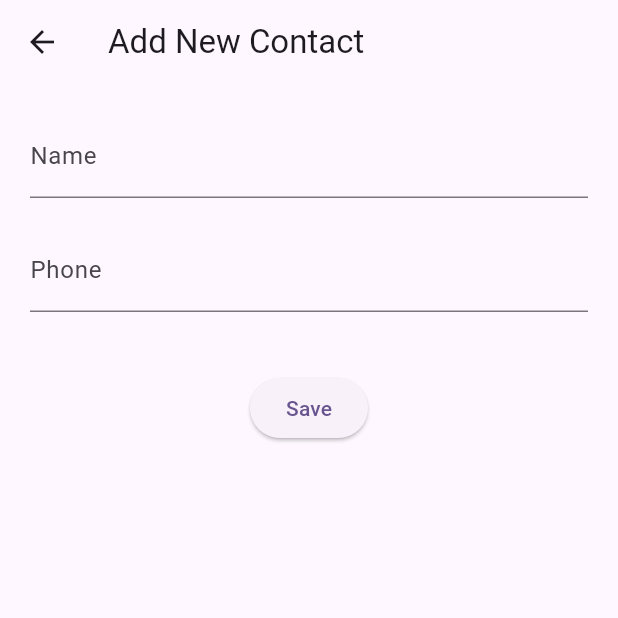
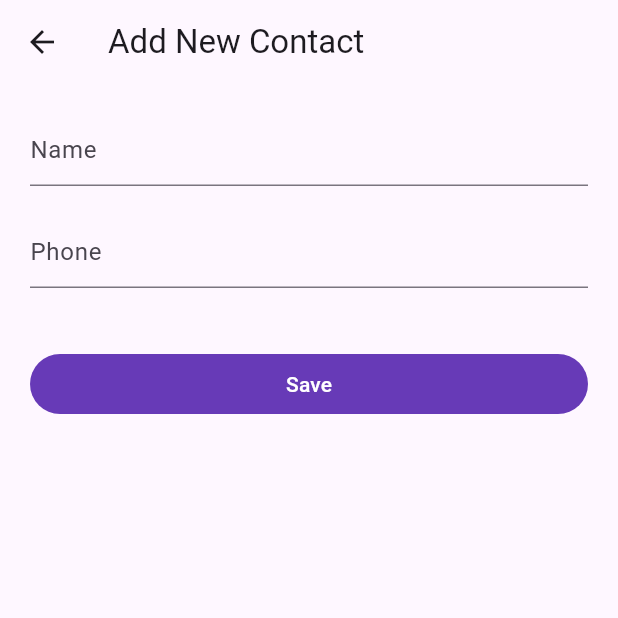
Before and after one commit to nsaqib1/flutter-contact-app, a Flutter app: the screen it shows after launch, after a tap on the "add" icon, on a phone screen of 412 x 824 dp, the top half of it. Run offline on Flutter 3.47's test engine with Material 3 defaults, Android fonts, the light colour scheme and no system bars; our stand-ins replace flutter_slidable, shared_preferences.

Commit message:
refactor, minor ui change

```diff
--- /dev/null
+++ b/lib/app.dart
@@ -0,0 +1,39 @@
+import 'package:flutter/material.dart';
+import 'package:provider/provider.dart';
+
+import 'providers/contacts_provider.dart';
+import 'screens/home_screen.dart';
+
+class ContactApp extends StatelessWidget {
+  const ContactApp({super.key});
+
+  @override
+  Widget build(BuildContext context) {
+    return MultiProvider(
+      providers: [
+        ChangeNotifierProvider(
+          create: (context) => ContactsProvider(),
+        ),
+      ],
+      child: MaterialApp(
+        title: 'Contacts',
+        debugShowCheckedModeBanner: false,
+        theme: ThemeData(
+          colorScheme: ColorScheme.fromSeed(seedColor: Colors.deepPurple),
+          useMaterial3: true,
+          inputDecorationTheme: const InputDecorationTheme(
+            isDense: true,
+          ),
+          elevatedButtonTheme: ElevatedButtonThemeData(
+            style: ElevatedButton.styleFrom(
+              elevation: 0,
+              backgroundColor: Colors.deepPurple,
+              foregroundColor: Colors.white,
+            ),
+          ),
+        ),
+        home: const HomeScreen(),
+      ),
+    );
+  }
+}
--- a/lib/main.dart
+++ b/lib/main.dart
@@ -1,33 +1,7 @@
 import 'package:flutter/material.dart';
-import 'package:flutter_contact_app/notifiers/contacts_notifier.dart';
-import 'package:provider/provider.dart';
-import 'pages/home_pages.dart';
+
+import 'app.dart';
 
 void main() {
-  runApp(const MyApp());
+  runApp(const ContactApp());
 }
-
-class MyApp extends StatelessWidget {
-  const MyApp({super.key});
-
-  // This widget is the root of your application.
-  @override
-  Widget build(BuildContext context) {
-    return MultiProvider(
-      providers: [
-        ChangeNotifierProvider(
-          create: (context) => ContactsNotifier(),
-        ),
-      ],
-      child: MaterialApp(
-        title: 'Contacts',
-        debugShowCheckedModeBanner: false,
-        theme: ThemeData(
-          colorScheme: ColorScheme.fromSeed(seedColor: Colors.deepPurple),
-          useMaterial3: true,
-        ),
-        home: const HomePage(),
-      ),
-    );
-  }
-}
--- a/lib/notifiers/contacts_notifier.dart
+++ b/lib/providers/contacts_provider.dart
@@ -4,7 +4,7 @@ import 'package:flutter/material.dart';
 import 'package:flutter_contact_app/models/contact_model.dart';
 import 'package:shared_preferences/shared_preferences.dart';
 
-class ContactsNotifier extends ChangeNotifier {
+class ContactsProvider extends ChangeNotifier {
   List<ContactModel> contacts = [];
 
   Future<void> loadContacts() async {
--- a/lib/pages/edit_contact.dart
+++ b/lib/screens/add_contact.dart
@@ -1,22 +1,16 @@
 import 'package:flutter/material.dart';
+import 'package:flutter_contact_app/models/contact_model.dart';
+import 'package:flutter_contact_app/providers/contacts_provider.dart';
 import 'package:provider/provider.dart';
 
-import '../models/contact_model.dart';
-import '../notifiers/contacts_notifier.dart';
-
-class EditContact extends StatefulWidget {
-  const EditContact({
-    super.key,
-    required this.contact,
-  });
-
-  final ContactModel contact;
+class AddContact extends StatefulWidget {
+  const AddContact({super.key});
 
   @override
-  State<EditContact> createState() => _EditContactState();
+  State<AddContact> createState() => _AddContactState();
 }
 
-class _EditContactState extends State<EditContact> {
+class _AddContactState extends State<AddContact> {
   final _nameController = TextEditingController();
   final _phoneController = TextEditingController();
   final _formKey = GlobalKey<FormState>();
@@ -25,13 +19,11 @@ class _EditContactState extends State<EditContact> {
     if (!_formKey.currentState!.validate()) {
       return;
     }
-
     final newContact = ContactModel(
-      uid: widget.contact.id,
       name: _nameController.text,
       phone: _phoneController.text,
     );
-    context.read<ContactsNotifier>().editContact(newContact);
+    context.read<ContactsProvider>().addContact(newContact);
     FocusScope.of(context).unfocus();
 
     Navigator.pop(context);
@@ -42,13 +34,6 @@ class _EditContactState extends State<EditContact> {
       return 'Field cannot be empty!';
     }
     return null;
-  }
-
-  @override
-  void initState() {
-    _nameController.value = TextEditingValue(text: widget.contact.name);
-    _phoneController.value = TextEditingValue(text: widget.contact.phone);
-    super.initState();
   }
 
   @override
@@ -65,7 +50,7 @@ class _EditContactState extends State<EditContact> {
       onTap: () => FocusScope.of(context).unfocus(),
       child: Scaffold(
         appBar: AppBar(
-          title: const Text('Edit This Contact'),
+          title: const Text('Add New Contact'),
         ),
         body: Padding(
           padding: const EdgeInsets.all(20),
@@ -91,9 +76,12 @@ class _EditContactState extends State<EditContact> {
                   ),
                 ),
                 const SizedBox(height: 40),
-                ElevatedButton(
-                  onPressed: () => _onSave(context),
-                  child: const Text('Save'),
+                SizedBox(
+                  width: double.infinity,
+                  child: ElevatedButton(
+                    onPressed: () => _onSave(context),
+                    child: const Text('Save'),
+                  ),
                 ),
               ],
             ),
--- a/lib/pages/home_pages.dart
+++ b/lib/screens/home_screen.dart
@@ -1,18 +1,18 @@
 import 'package:flutter/cupertino.dart';
 import 'package:flutter/material.dart';
-import 'package:flutter_contact_app/notifiers/contacts_notifier.dart';
-import 'package:flutter_contact_app/pages/add_contact.dart';
+import 'package:flutter_contact_app/providers/contacts_provider.dart';
+import 'package:flutter_contact_app/screens/add_contact.dart';
 import 'package:provider/provider.dart';
 
 import '../widgets/contact_item.dart';
 
-class HomePage extends StatelessWidget {
-  const HomePage({super.key});
+class HomeScreen extends StatelessWidget {
+  const HomeScreen({super.key});
 
   @override
   Widget build(BuildContext context) {
-    final notifier = context.watch<ContactsNotifier>();
-    notifier.loadContacts();
+    final contactProvider = context.watch<ContactsProvider>();
+    contactProvider.loadContacts();
     return Scaffold(
       appBar: AppBar(
         title: const Text('Contacts'),
@@ -30,13 +30,13 @@ class HomePage extends StatelessWidget {
           ),
         ],
       ),
-      body: notifier.contacts.isEmpty
+      body: contactProvider.contacts.isEmpty
           ? const SizedBox()
           : ListView.builder(
               physics: const BouncingScrollPhysics(),
-              itemCount: notifier.contacts.length,
+              itemCount: contactProvider.contacts.length,
               itemBuilder: (context, index) {
-                return ContactItem(contact: notifier.contacts[index]);
+                return ContactItem(contact: contactProvider.contacts[index]);
               },
             ),
     );
```
Also changed, not shown: lib/data/contacts_list.dart (deleted, +0 -15 lines), lib/screens/edit_contact.dart (renamed from lib/pages/add_contact.dart, +29 -11 lines), lib/widgets/contact_item.dart (+4 -4 lines), pubspec.lock, 1 other file.
